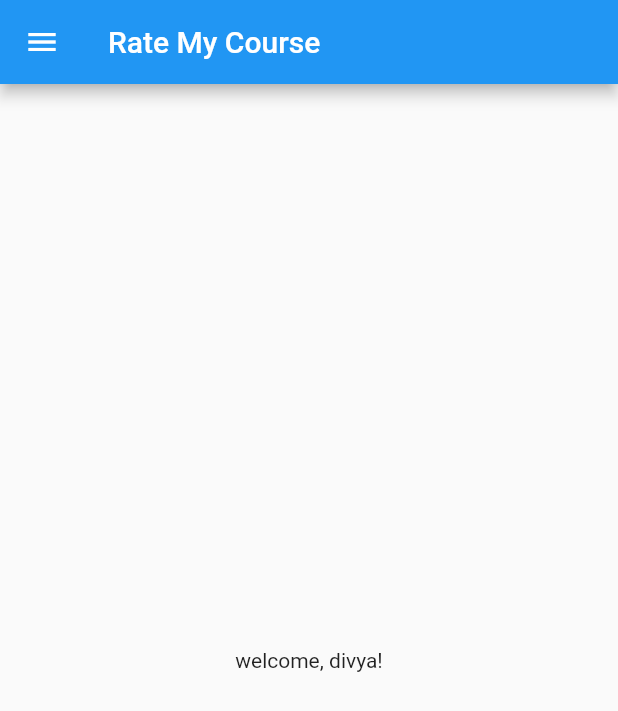
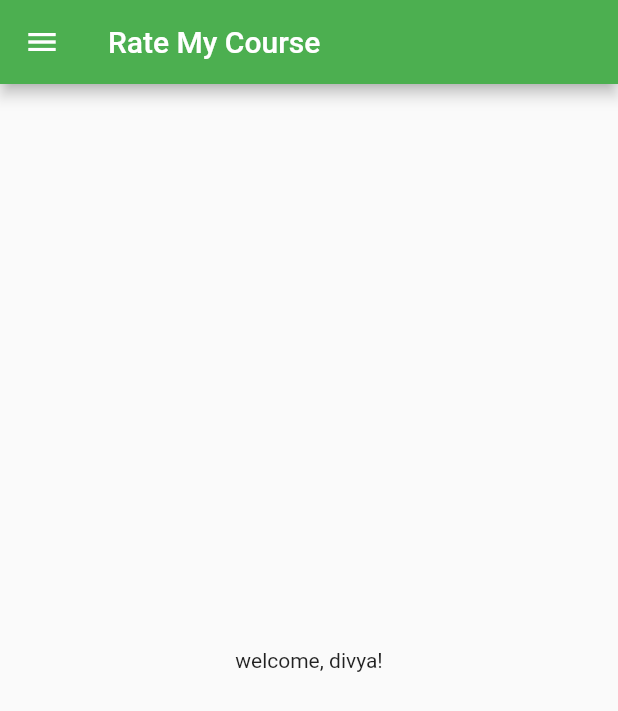
Before and after one commit to hegdedivya/ratecourse, a Flutter app: the screen it shows after launch, on a phone screen of 412 x 824 dp. Shown: the top 711 px of the screen. Run offline on Flutter 3.47's test engine with Material 2 defaults, Android fonts, the phone set to English and light mode, and no system bars.

Commit message:
routes and themes

```diff
--- a/lib/main.dart
+++ b/lib/main.dart
@@ -1,5 +1,6 @@
 import 'package:flutter/material.dart';
-import 'package:ratecourse/home.dart';
+import 'package:ratecourse/pages/home.dart';
+import 'package:ratecourse/pages/login.dart';
 
 void main() {
   runApp(MyApp());
@@ -11,7 +12,19 @@
   @override
   Widget build(BuildContext context) {
     return MaterialApp(
-      home: Home(),
+      themeMode: ThemeMode.light,
+      theme: ThemeData(
+        primarySwatch: Colors.green,
+      ),
+      darkTheme: ThemeData(
+        brightness: Brightness.dark,
+      ),
+      initialRoute: "/home",
+      routes: {
+        "/": (context) => Login(),
+        "/home": (context) => Home(),
+        "/login": (context) => Login(),
+      },
     );
   }
 }
```
Also changed, not shown: lib/pages/login.dart (added, +18 -0 lines), lib/pages/home.dart (renamed from lib/home.dart).
